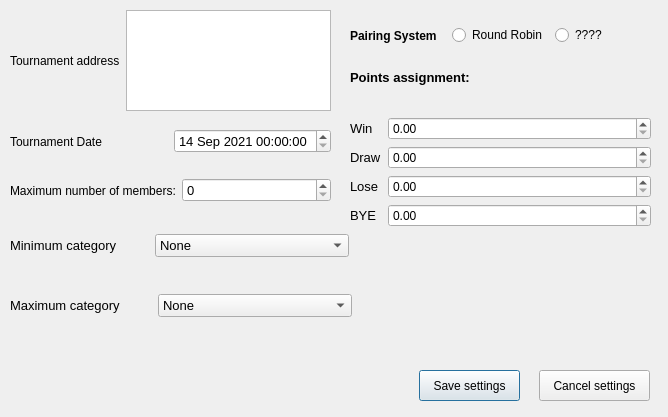
Old version of the form editinfoaboutdialog.ui in the repository skni-kod/TournamentAppDesktop.
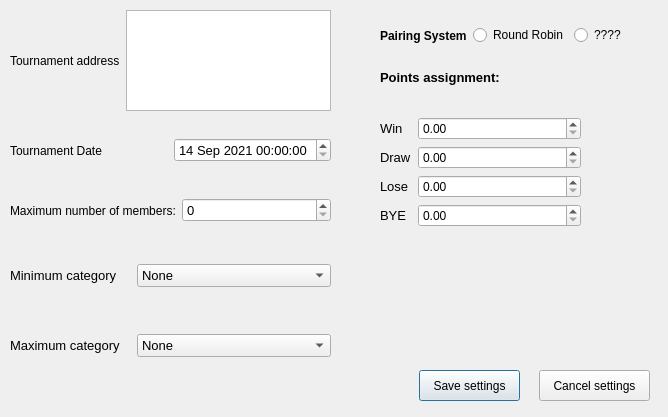
New version of the form. Icons and pictures are not drawn.

Commit message: Add last fix and colour layout

```diff
--- a/editinfoaboutdialog.ui
+++ b/editinfoaboutdialog.ui
@@ -44,7 +44,7 @@
    <property name="geometry">
     <rect>
      <x>10</x>
-     <y>121</y>
+     <y>130</y>
      <width>321</width>
      <height>41</height>
     </rect>
@@ -97,7 +97,7 @@
    <property name="geometry">
     <rect>
      <x>10</x>
-     <y>170</y>
+     <y>190</y>
      <width>321</width>
      <height>41</height>
     </rect>
@@ -142,8 +142,8 @@
    <property name="geometry">
     <rect>
      <x>10</x>
-     <y>220</y>
-     <width>339</width>
+     <y>250</y>
+     <width>321</width>
      <height>51</height>
     </rect>
    </property>
@@ -286,8 +286,8 @@
    <property name="geometry">
     <rect>
      <x>10</x>
-     <y>280</y>
-     <width>342</width>
+     <y>320</y>
+     <width>321</width>
      <height>51</height>
     </rect>
    </property>
@@ -428,9 +428,9 @@
   <widget class="QWidget" name="horizontalLayoutWidget_6">
    <property name="geometry">
     <rect>
-     <x>350</x>
+     <x>380</x>
      <y>10</y>
-     <width>301</width>
+     <width>271</width>
      <height>51</height>
     </rect>
    </property>
@@ -478,9 +478,9 @@
   <widget class="QWidget" name="formLayoutWidget">
    <property name="geometry">
     <rect>
-     <x>350</x>
+     <x>380</x>
      <y>70</y>
-     <width>301</width>
+     <width>201</width>
      <height>183</height>
     </rect>
    </property>
```
The commit also changes 3 other files.
